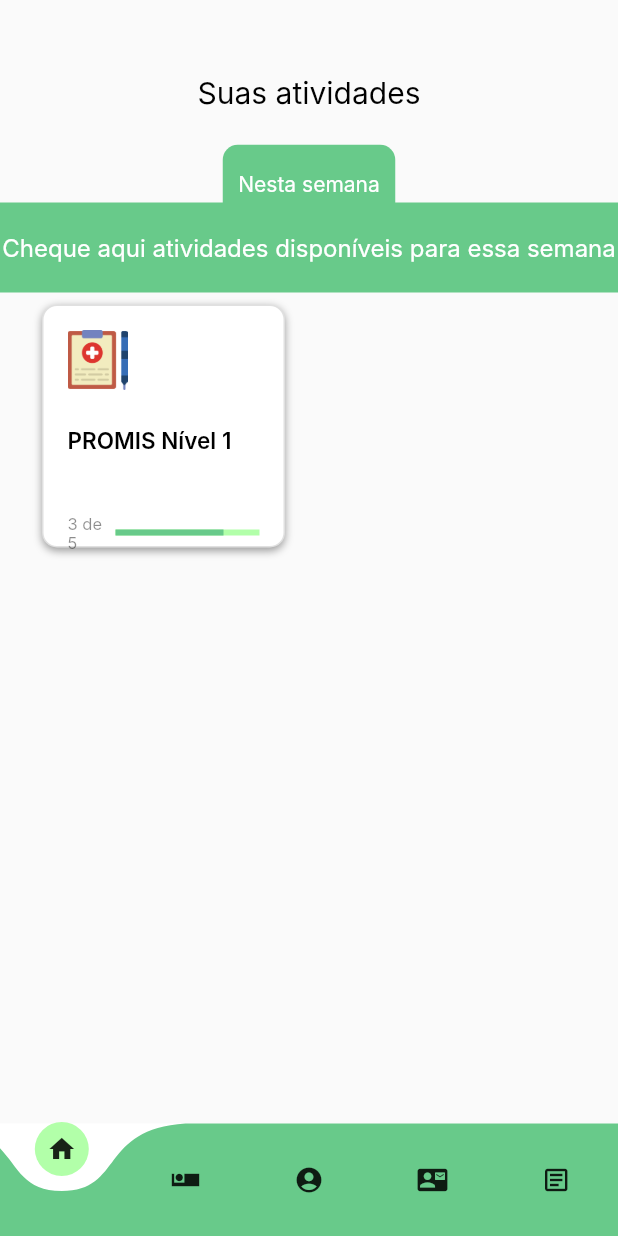
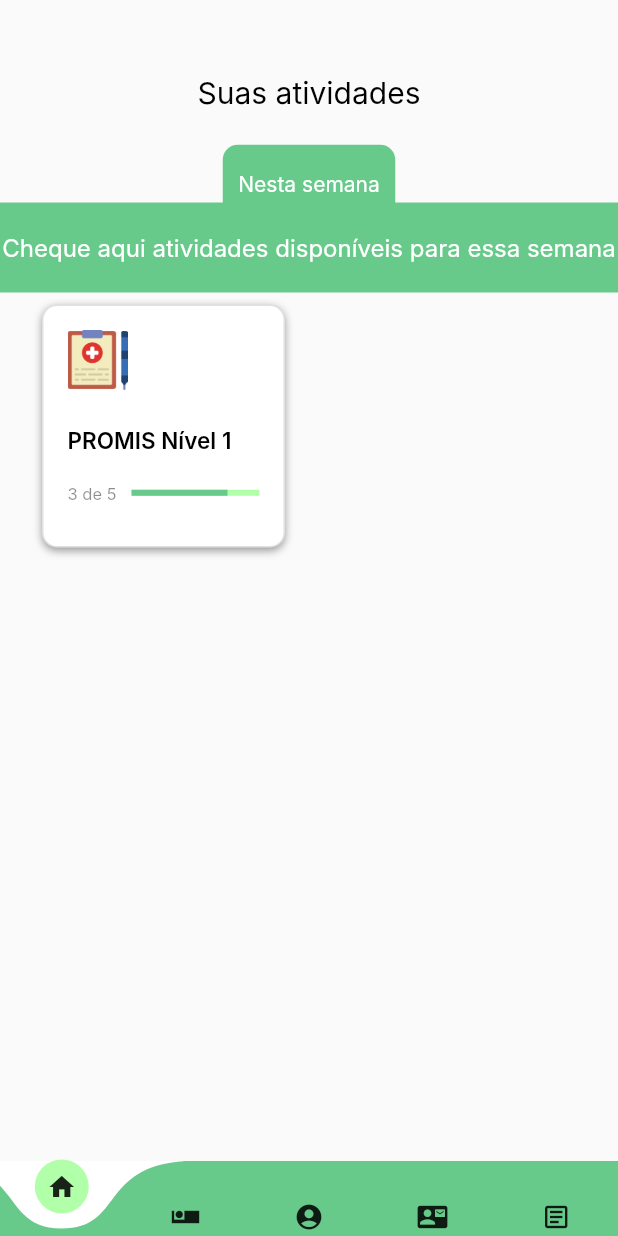
Before and after one commit to juliaalmeida13/APP-MENTAL, a Flutter app: the HomePage screen opened directly, swiped to page 5, on a phone screen of 412 x 824 dp. Run offline on Flutter 3.47's test engine with Material 2 defaults, Android fonts, the phone set to English and light mode, and no system bars; drawn by our look-alikes of curved_navigation_bar; our stand-ins replace cloud_firestore, firebase_auth, firebase_core, shared_preferences, simple_animations; missing offline and left inert: flutter_phone_direct_caller; accounts and stored records are empty; Roboto replaces fonts that are missing (Inter).

Commit message:
alterando altura do bottomNavigation

```diff
--- a/app base/lib/QuestScreen/widgets/Body/app_body_widget.dart
+++ b/app base/lib/QuestScreen/widgets/Body/app_body_widget.dart
@@ -43,7 +43,7 @@ class QuizCard extends StatelessWidget {
               ),
               Text("PROMIS Nível 1", style: AppTextStyles.heading15),
               SizedBox(
-                height: 40,
+                height: 20,
               ),
               Row(
                 children: [
@@ -51,7 +51,7 @@ class QuizCard extends StatelessWidget {
                       flex: 1,
                       child: Text("3 de 5", style: AppTextStyles.body11)),
                   Expanded(
-                    flex: 3,
+                    flex: 2,
                     child: LinearProgressIndicator(
                         value: 0.75,
                         backgroundColor: AppColors.verdeclaro,
--- a/app base/lib/views/home_page.dart
+++ b/app base/lib/views/home_page.dart
@@ -59,6 +59,7 @@ class _HomePageState extends State<HomePage> {
         ],
       )*/
           CurvedNavigationBar(
+        height: 50,
         onTap: _onItemTapped,
         color: AppColors.verdementa,
         backgroundColor: AppColors.white,
```
